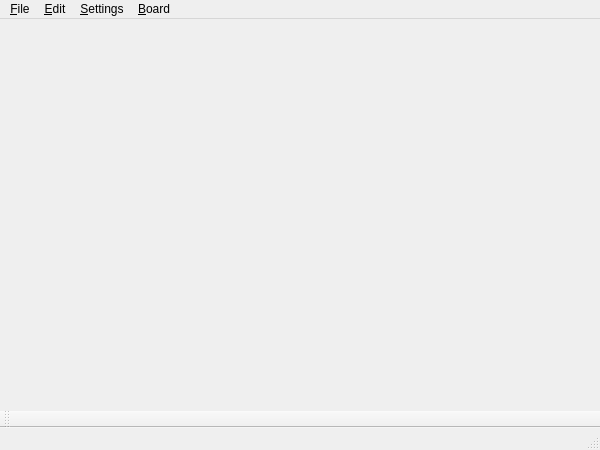
Old version of the form OpenBoard/mainwindow.ui in the repository ITAAcademy/OpenBoard.
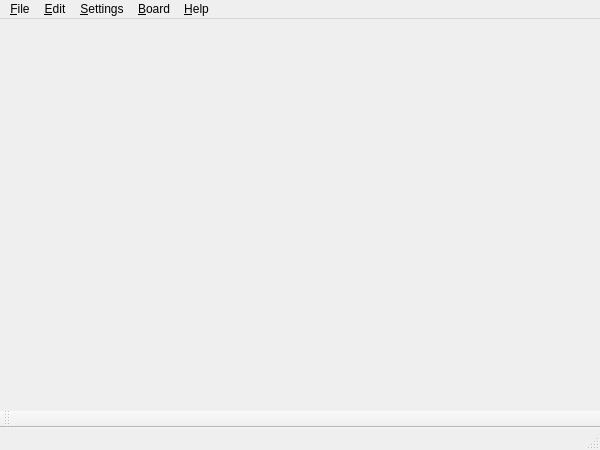
New version of the form.

Commit message: create menu "Help" with submenu

```diff
--- a/OpenBoard/mainwindow.ui
+++ b/OpenBoard/mainwindow.ui
@@ -67,10 +67,17 @@
     <addaction name="actionP_ause"/>
     <addaction name="actionS_top"/>
    </widget>
+   <widget class="QMenu" name="menu_Help">
+    <property name="title">
+     <string>&amp;Help</string>
+    </property>
+    <addaction name="action_About"/>
+   </widget>
    <addaction name="menu_File"/>
    <addaction name="menu_Edit"/>
    <addaction name="menu_Settings"/>
    <addaction name="menu_Board"/>
+   <addaction name="menu_Help"/>
   </widget>
   <widget class="QToolBar" name="mainToolBar">
    <attribute name="toolBarArea">
```
Left out of the diff: 5 changed lines with no effect on the pictures.
